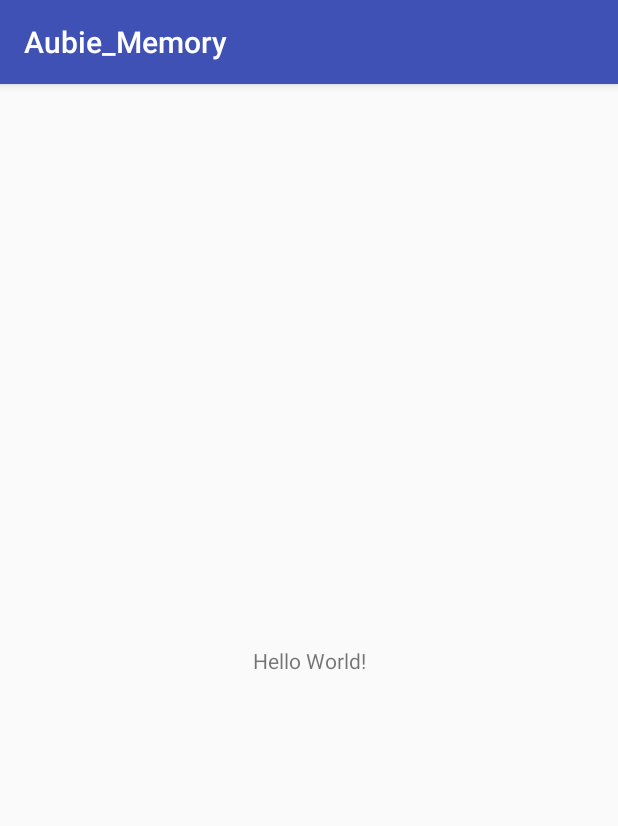
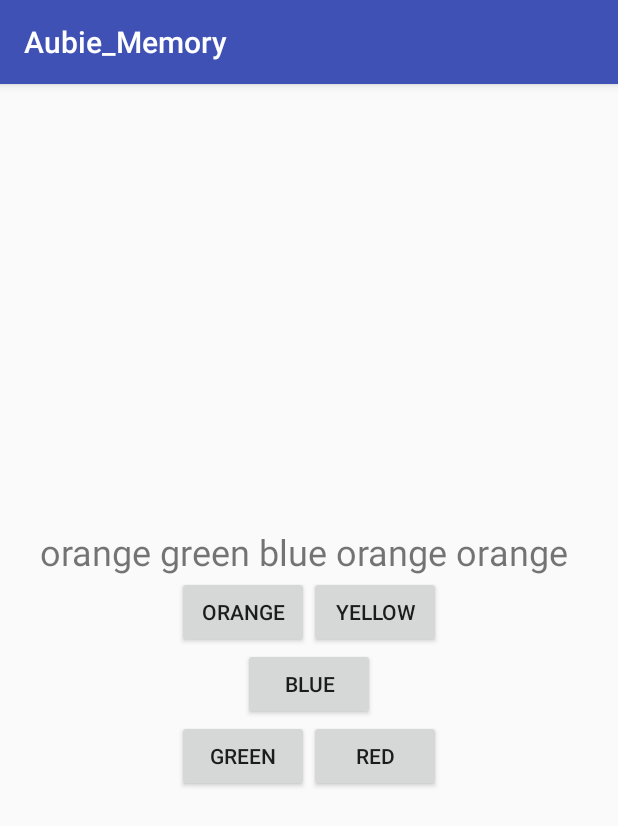
Before and after one commit to zedtran/AubieMemoryGame, an Android app: the screen it shows after launch (AubieMainActivity), on a phone screen of 412 x 824 dp. Shown: the top 826 px of the screen. Run offline under Robolectric (Android 15) with nearby library versions, the phone set to English and light mode, and no system bars.

Commit message:
Created view with buttons and a text view that shows the excepted sequence
Known Bugs:
For some reason i cannot create buttons based off of the view id's
I am going to talk to Umphress either monday or tuesday about it.

```diff
--- a/app/src/main/java/edu/auburn/eng/csse/comp3710/spring2018/TeamBlakeDonJordan/AubieMainActivity.java
+++ b/app/src/main/java/edu/auburn/eng/csse/comp3710/spring2018/TeamBlakeDonJordan/AubieMainActivity.java
@@ -2,12 +2,75 @@ package edu.auburn.eng.csse.comp3710.spring2018.TeamBlakeDonJordan;
 
 import android.support.v7.app.AppCompatActivity;
 import android.os.Bundle;
+import android.view.View;
+import android.widget.TextView;
 
 public class AubieMainActivity extends AppCompatActivity {
 
-    @Override
-    protected void onCreate(Bundle savedInstanceState) {
-        super.onCreate(savedInstanceState);
-        setContentView(R.layout.activity_aubie_main);
-    }
+        private Button mGreenButton;
+        private Button mOrangeButton;
+        private Button mYellowButton;
+        private Button mRedButton;
+        private Board mBoard;
+        private static final String GREEN = "green";
+        private static final String ORANGE = "orange";
+        private static final String YELLOW = "yellow";
+        private static final String RED = "red";
+        private static final String BLUE = "blue";
+
+    private boolean gameOver = false;
+
+
+        @Override
+        protected void onCreate(Bundle savedInstanceState) {
+            super.onCreate(savedInstanceState);
+            setContentView(R.layout.activity_aubie_main);
+            if(savedInstanceState != null){}
+
+            TextView mTextView = (TextView) findViewById(R.id.test);
+            mBoard = new Board();
+            mTextView.setText(mBoard.getSequence());
+            //creates all buttons
+            /*mGreenButton = (Button) findViewById(R.id.green);
+            mOrangeButton = (Button) findViewById(R.id.orange);
+            mRedButton = (Button) findViewById(R.id.red);
+            mYellowButton = (Button) findViewById(R.id.yellow);
+            mBlueButton = (Button) findViewById(R.id.blue);
+
+            //sets up listeners for buttons
+            mGreenButton.setOnClickListener(new View.OnClickListener() {
+                @Override
+                public void onClick(android.view.View view) {                //Green
+                    gameOver = mBoard.checkInput(GREEN);                         //change later to button text
+                }
+            });
+            mOrangeButton.setOnClickListener(new View.OnClickListener() {
+                @Override
+                public void onClick(android.view.View view) {                //Orange
+                    gameOver = mBoard.checkInput(ORANGE);
+                }
+            });
+            mYellowButton.setOnClickListener(new View.OnClickListener() {
+                @Override
+                public void onClick(android.view.View view) {                //Yellow
+                    gameOver = mBoard.checkInput(YELLOW);
+                }
+            });
+            mRedButton.setOnClickListener(new View.OnClickListener() {
+                @Override
+                public void onClick(android.view.View view) {                //Red
+                   gameOver = mBoard.checkInput(RED);
+                }
+            });
+            mBlueButton.setOnClickListener(new View.OnClickListener() {
+                @Override
+                public void onClick(android.view.View view) {                //Blue
+                   gameOver = mBoard.checkInput(RED);
+                }
+            });
+
+            */
+
+        }
+
 }
--- a/app/src/main/java/edu/auburn/eng/csse/comp3710/spring2018/TeamBlakeDonJordan/Board.java
+++ b/app/src/main/java/edu/auburn/eng/csse/comp3710/spring2018/TeamBlakeDonJordan/Board.java
@@ -17,7 +17,13 @@ public class Board {
     private ArrayList<String> mSequence;
     private int mInputNumber = 0;
 
-    private int mScore = 0;
+    /* Board()
+     * constructor, runs first sequence
+     */
+    Board(){
+        aubieSequence();
+    }
+    private int mScore = 5;
 
     /* getScore()
      * returns player score
@@ -63,8 +69,9 @@ public class Board {
     /* inputSequence()
      * creates the input sequence that needs to
      * be replicated by the player
+     * input number set to zero at each new sequence
      */
-    public void inputSequence(){
+    public void aubieSequence(){
         String choices[] = {"blue", "orange", "green", "yellow"};
         mSequence = new ArrayList(mScore+1);
         mInputNumber = 0;
@@ -74,6 +81,7 @@ public class Board {
             mChoice = rand.nextInt(3);  //randomly generates sequence
             mSequence.add(choices[mChoice]);
             //add code to light up button
+            mScore--;
         }while(mScore > 0);
         mSequence.trimToSize(); //just in case mSequence gets to big
     }
@@ -90,6 +98,7 @@ public class Board {
         if(correctColor == color){//correct input
             if(mInputNumber == mSequence.size()){//new sequence needs to be generated
                 mScore++;
+                aubieSequence();
             }
             else {}//waits for next button press
             return true;
@@ -98,4 +107,12 @@ public class Board {
             return false;
         }
     }
+
+    public String getSequence(){
+        String sequence = "";
+        for(int i = 0; i < mSequence.size(); i++){
+            sequence += mSequence.get(i) + " ";
+        }
+        return sequence;
+    }
 }
--- a/app/src/main/res/layout/activity_aubie_main.xml
+++ b/app/src/main/res/layout/activity_aubie_main.xml
@@ -1,18 +1,73 @@
 <?xml version="1.0" encoding="utf-8"?>
-<android.support.constraint.ConstraintLayout xmlns:android="http://schemas.android.com/apk/res/android"
-    xmlns:app="http://schemas.android.com/apk/res-auto"
-    xmlns:tools="http://schemas.android.com/tools"
+<LinearLayout xmlns:android="http://schemas.android.com/apk/res/android"
     android:layout_width="match_parent"
     android:layout_height="match_parent"
-    tools:context="edu.auburn.eng.csse.comp3710.spring2018.TeamBlakeDonJordan.AubieMainActivity">
-
+    android:orientation="vertical"
+    android:gravity="center">
     <TextView
+        android:hint="kill me"
         android:layout_width="wrap_content"
         android:layout_height="wrap_content"
-        android:text="Hello World!"
-        app:layout_constraintBottom_toBottomOf="parent"
-        app:layout_constraintLeft_toLeftOf="parent"
-        app:layout_constraintRight_toRightOf="parent"
-        app:layout_constraintTop_toTopOf="parent" />
+        android:id="@+id/test"
+        android:textSize="24dp"/>
 
-</android.support.constraint.ConstraintLayout>
+    <TableLayout
+        android:layout_width="wrap_content"
+        android:layout_height="wrap_content"
+        android:gravity="center">
+
+        <TableRow
+            android:layout_width="match_parent"
+            android:layout_height="match_parent"
+            android:gravity="center">
+
+            <Button
+                android:id="@+id/orange"
+                android:layout_width="wrap_content"
+                android:layout_height="wrap_content"
+                android:text="Orange" />
+
+            <Button
+                android:id="@+id/yellow"
+                android:layout_width="wrap_content"
+                android:layout_height="wrap_content"
+                android:text="Yellow" />
+        </TableRow>
+
+        <TableRow
+            android:layout_width="match_parent"
+            android:layout_height="match_parent"
+            android:gravity="center">
+
+            <Button
+                android:id="@+id/blue"
+                android:layout_width="wrap_content"
+                android:layout_height="wrap_content"
+                android:text="Blue" />
+
+        </TableRow>
+
+        <TableRow
+            android:layout_width="match_parent"
+            android:layout_height="match_parent"
+            android:gravity="center">
+
+            <Button
+                android:id="@+id/green"
+                android:layout_width="wrap_content"
+                android:layout_height="wrap_content"
+                android:text="@string/green" />
+
+            <Button
+                android:id="@+id/red"
+                android:layout_width="wrap_content"
+                android:layout_height="wrap_content"
+                android:text="Red" />
+        </TableRow>
+
+        <TableRow
+            android:layout_width="match_parent"
+            android:layout_height="match_parent" />
+    </TableLayout>
+
+</LinearLayout>
--- a/app/src/main/res/values/strings.xml
+++ b/app/src/main/res/values/strings.xml
@@ -1,3 +1,4 @@
 <resources>
     <string name="app_name">Aubie_Memory</string>
+    <string name="green">Green</string>
 </resources>
--- a/build.gradle
+++ b/build.gradle
@@ -7,7 +7,7 @@ buildscript {
         jcenter()
     }
     dependencies {
-        classpath 'com.android.tools.build:gradle:3.0.1'
+        classpath 'com.android.tools.build:gradle:3.1.1'
 
 
         // NOTE: Do not place your application dependencies here; they belong
```
Also changed, not shown: gradle/wrapper/gradle-wrapper.properties.
